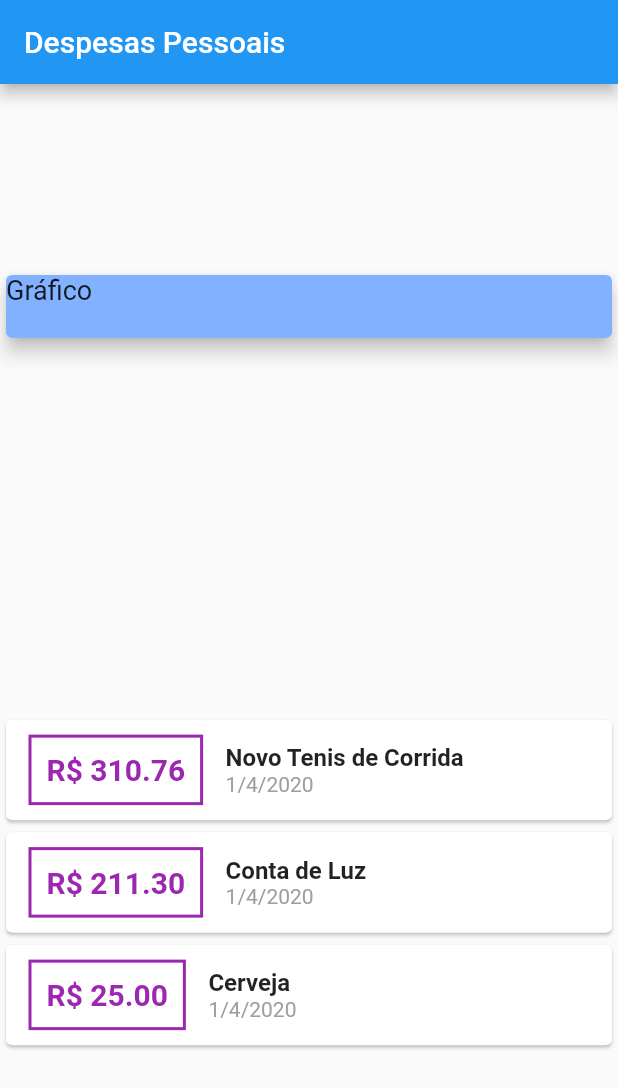
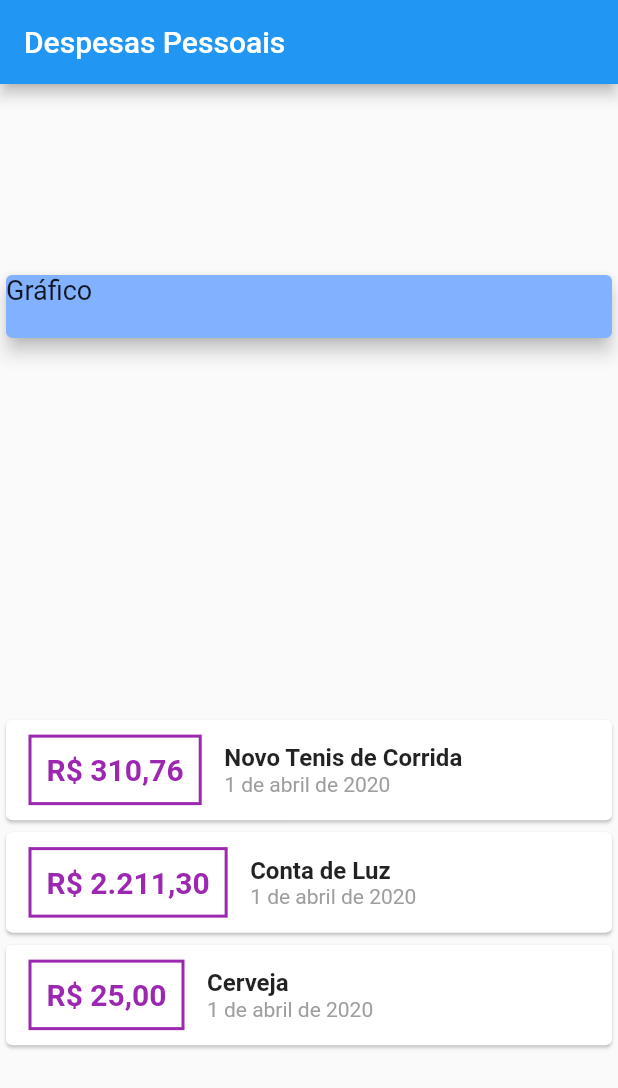
Before and after one commit to saulloalmeida/expenses, a Flutter app: the screen it shows after launch, on a phone screen of 412 x 824 dp. Shown: the top 1088 px of the screen. Run offline on Flutter 3.47's test engine with Material 2 defaults, Android fonts, the phone set to English and light mode, and no system bars.

Commit message:
Alterações significativas na exibição dos dados
incluido plugin 'Intl' responsavel pela formatação de datas.

```diff
--- a/lib/main.dart
+++ b/lib/main.dart
@@ -1,11 +1,15 @@
 import 'package:expenses/models/transaction.dart';
 import 'package:flutter/material.dart';
+import 'package:intl/date_symbol_data_local.dart';
+import 'package:intl/intl.dart';
 
 main() => runApp(ExpensesApp());
 
 class ExpensesApp extends StatelessWidget {
   @override
   Widget build(BuildContext context) {
+    Intl.defaultLocale = 'pt_BR';
+    initializeDateFormatting('pt_BR', null);
     return MaterialApp(
       home: MyHomePage(),
     );
@@ -23,7 +27,7 @@ class MyHomePage extends StatelessWidget {
     Transaction(
       id: 't2',
       title: 'Conta de Luz',
-      value: 211.30,
+      value: 2211.30,
       date: DateTime.now(),
     ),
     Transaction(
@@ -70,7 +74,7 @@ class MyHomePage extends StatelessWidget {
                         ),
                         padding: EdgeInsets.all(10),
                         child: Text(
-                          "R\$ ${tr.value.toStringAsFixed(2)}",
+                          NumberFormat.currency(symbol: "R\$",decimalDigits: 2).format(tr.value),
                           style: TextStyle(
                               color: Colors.purple,
                               fontSize: 20,
@@ -86,7 +90,7 @@ class MyHomePage extends StatelessWidget {
                                 fontSize: 16, fontWeight: FontWeight.bold),
                           ),
                           Text(
-                            "${tr.date.day.toString()}/${tr.date.month.toString()}/${tr.date.year.toString()}",
+                            DateFormat.yMMMMd().format(tr.date),
                             style: TextStyle(
                               color: Colors.grey,
                             ),
--- a/pubspec.yaml
+++ b/pubspec.yaml
@@ -19,6 +19,7 @@ environment:
 dependencies:
   flutter:
     sdk: flutter
+  intl: 0.16.1
 
   # The following adds the Cupertino Icons font to your application.
   # Use with the CupertinoIcons class for iOS style icons.
```
Also changed, not shown: pubspec.lock.
